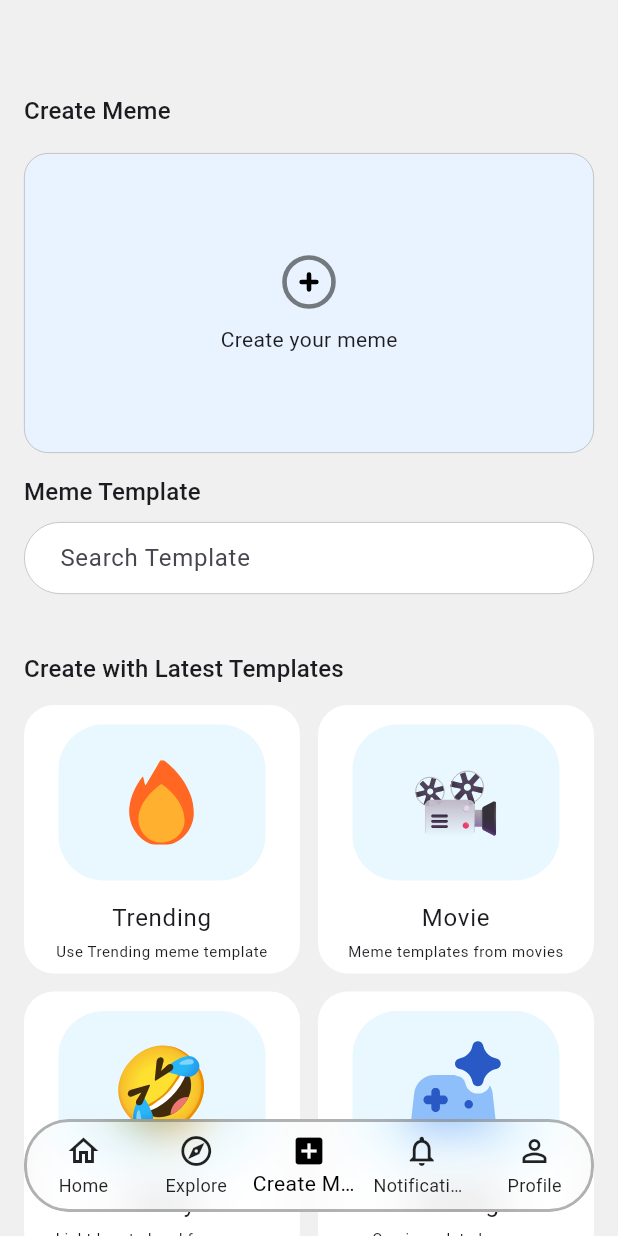
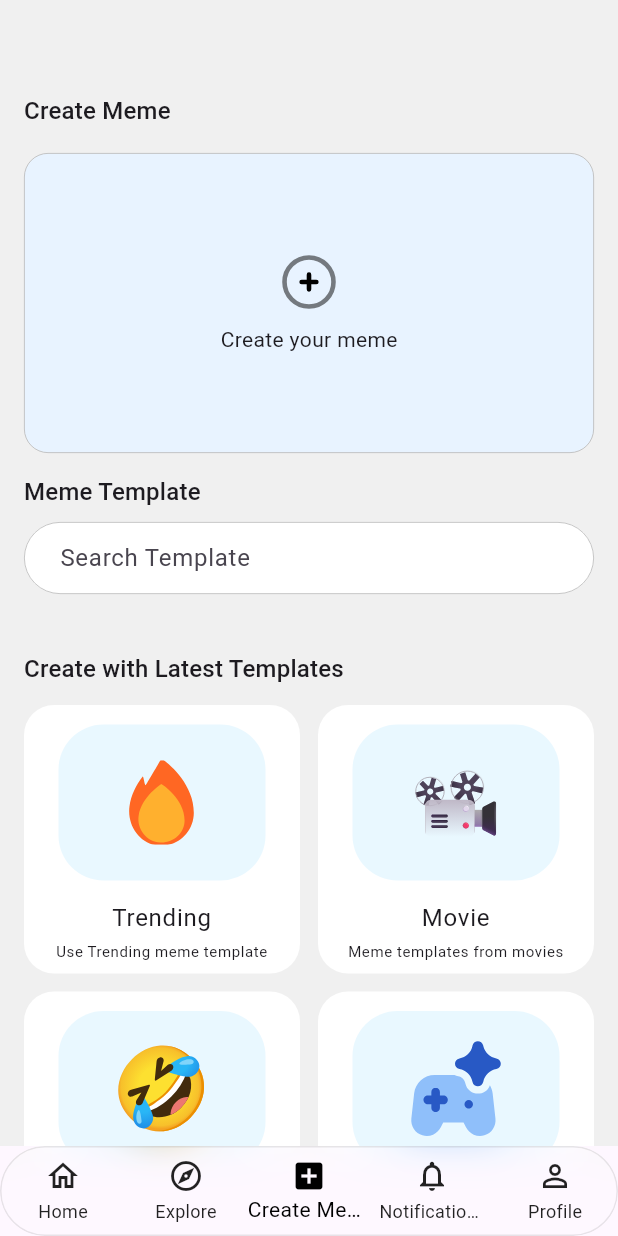
Before and after one commit to SaiKumarEraboina/memit, a Flutter app: the CreateMemesScreen screen opened by its route, on a phone screen of 412 x 824 dp. Run offline on Flutter 3.47's test engine with Material 3 defaults, Android fonts, the phone set to English and light mode, and no system bars; our stand-ins replace file_picker, flutter_svg, go_router, shimmer, video_player; missing offline and left inert: crop_your_image, video_trimmer; network calls fail; project files that could hold a hidden picture were left out.

Commit message:
bottom navigation changes

```diff
--- a/lib/app.dart
+++ b/lib/app.dart
@@ -1,6 +1,5 @@
 import 'package:flutter/material.dart';
 import 'package:memit/routing/router.dart';
-
 
 class MyApp extends StatelessWidget {
   const MyApp({super.key});
--- a/lib/common_widgets/custom_bottom_navigation.dart
+++ b/lib/common_widgets/custom_bottom_navigation.dart
@@ -1,6 +1,7 @@
 import 'dart:ui';
 import 'package:flutter/material.dart';
 import 'package:go_router/go_router.dart';
+
 
 class CustomBottomNavigation extends StatelessWidget {
   const CustomBottomNavigation({super.key, required this.shell});
@@ -10,21 +11,15 @@ class CustomBottomNavigation extends StatelessWidget {
   @override
   Widget build(BuildContext context) {
     return Scaffold(
-      body: Stack(
-        children: [
-          shell,
-          Positioned(
-            left: 16,
-            right: 16,
-            bottom: 16,
-            child: ClipRRect(
+      body: shell,
+      bottomNavigationBar:  ClipRRect(
           borderRadius: BorderRadius.circular(30),
           child: BackdropFilter(
             filter: ImageFilter.blur(sigmaX: 15, sigmaY: 15),
             child: Container(
               decoration: BoxDecoration(
-                    color: Colors.white.withValues(alpha: 0.15),
-                    border: Border.all(color:const Color(0x42676666).withValues(alpha: 0.5),width: 2),
+                color: Colors.white.withValues(alpha: .15),
+                border: Border.all(color: const Color(0x42676666).withValues(alpha: .15),),
                 borderRadius: BorderRadius.circular(30),
               ),
               child: BottomNavigationBar(
@@ -66,9 +61,7 @@ class CustomBottomNavigation extends StatelessWidget {
             ),
           ),
         ),
-          ),
-        ],
-      ),
+
     );
   }
 }
--- a/lib/features/create_memes/presentation/create_memes_screen.dart
+++ b/lib/features/create_memes/presentation/create_memes_screen.dart
@@ -1,8 +1,9 @@
 import 'package:flutter/material.dart';
 import 'package:flutter_svg/flutter_svg.dart';
+import 'package:go_router/go_router.dart';
 import 'package:memit/common_widgets/responsive_scrollable_card.dart';
-import 'package:memit/features/create_memes/presentation/collage_catalogue_screen.dart';
 import 'package:memit/features/create_memes/presentation/template.dart';
+import 'package:memit/routing/app_routes.dart';
 
 
 class CreateMemesScreen extends StatelessWidget {
@@ -21,11 +22,13 @@ class CreateMemesScreen extends StatelessWidget {
                 child: Text(
                   'Create Meme',
                   style: Theme.of(context).textTheme.titleMedium,
-                ),
+                )
               ),
               const SizedBox(height: 16),
               InkWell(
-                onTap: ()=>Navigator.of(context).push(MaterialPageRoute(builder: (context) => CollageCatalogueScreen(),)),
+                onTap: ()=>
+                context.push(AppRoutes.collageCatalogue),
+                // Navigator.of(context).push(MaterialPageRoute(builder: (context) => CollageCatalogueScreen(),)),
                 child: Container(
                   width: double.infinity,
                   height: 200,
--- /dev/null
+++ b/lib/routing/app_routes.dart
@@ -0,0 +1,16 @@
+class AppRoutes {
+  static const home = '/';
+  static const explore = '/explore';
+  static const createMemes = '/create-memes';
+  static const notifications = '/notifications';
+  static const profile = '/profile';
+  static const collageCatalogue = '/collage-catalogue-screen';
+
+  static const bottomNavRoutes = [
+    home,
+    explore,
+    createMemes,
+    notifications,
+    profile,
+  ];
+}
--- a/lib/routing/router.dart
+++ b/lib/routing/router.dart
@@ -1,35 +1,34 @@
 import 'package:go_router/go_router.dart';
 import 'package:memit/common_widgets/custom_bottom_navigation.dart';
+import 'package:memit/features/create_memes/presentation/collage_catalogue_screen.dart';
 import 'package:memit/features/create_memes/presentation/create_memes_screen.dart';
 import 'package:memit/features/explore/explore_screen.dart';
 import 'package:memit/features/home/presentation/home_screen.dart';
 import 'package:memit/features/notifications/presentation/notifications_screen.dart';
 import 'package:memit/features/profile/profile_screen.dart';
+import 'package:memit/routing/app_routes.dart';
 
 final goRouter = GoRouter(
-  initialLocation: '/',
+  initialLocation: AppRoutes.home,
   routes: [
+
+    /// ✅ Standalone screen outside bottom navigation shell
+    GoRoute(
+      path: AppRoutes.collageCatalogue,
+      builder: (context, state) => const CollageCatalogueScreen(),
+    ),
+
+
     StatefulShellRoute.indexedStack(
       builder: (context, state, shell) => CustomBottomNavigation(shell: shell),
       branches: [
-        StatefulShellBranch(
-          routes: [
-            GoRoute(path: "/", builder: (context, state) => HomeScreen()),
-          ],
-        ),
+
+
         StatefulShellBranch(
           routes: [
             GoRoute(
-              path: "/explore",
-              builder: (context, state) => ExploreScreen(),
-            ),
-          ],
-        ),
-        StatefulShellBranch(
-          routes: [
-            GoRoute(
-              path: "/create-memes",
-              builder: (context, state) => CreateMemesScreen(),
+              path: AppRoutes.home,
+              builder: (context, state) => const HomeScreen(),
             ),
           ],
         ),
@@ -37,16 +36,37 @@ final goRouter = GoRouter(
         StatefulShellBranch(
           routes: [
             GoRoute(
-              path: "/notifications",
-              builder: (context, state) => NotificationScreen(),
+              path: AppRoutes.explore,
+              builder: (context, state) => const ExploreScreen(),
             ),
           ],
         ),
+
+
         StatefulShellBranch(
           routes: [
             GoRoute(
-              path: "/profile",
-              builder: (context, state) => ProfileScreen(),
+              path: AppRoutes.createMemes,
+              builder: (context, state) => const CreateMemesScreen(),
+            ),
+          ],
+        ),
+
+
+        StatefulShellBranch(
+          routes: [
+            GoRoute(
+              path: AppRoutes.notifications,
+              builder: (context, state) => const NotificationScreen(),
+            ),
+          ],
+        ),
+
+        StatefulShellBranch(
+          routes: [
+            GoRoute(
+              path: AppRoutes.profile,
+              builder: (context, state) => const ProfileScreen(),
             ),
           ],
         ),
```
Also changed, not shown: pubspec.lock, 2 other files. Lines whose indentation alone changed are shown as unchanged.
